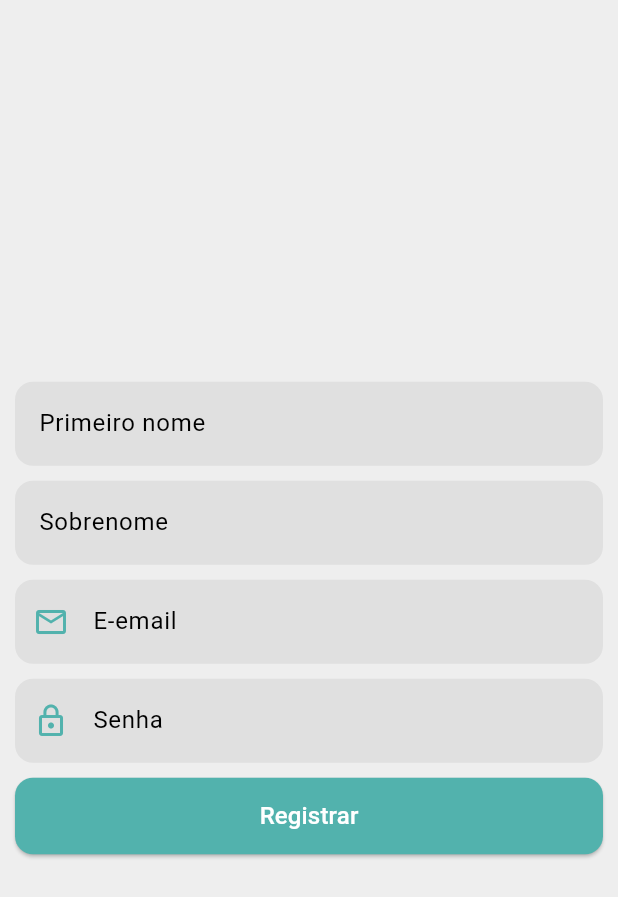
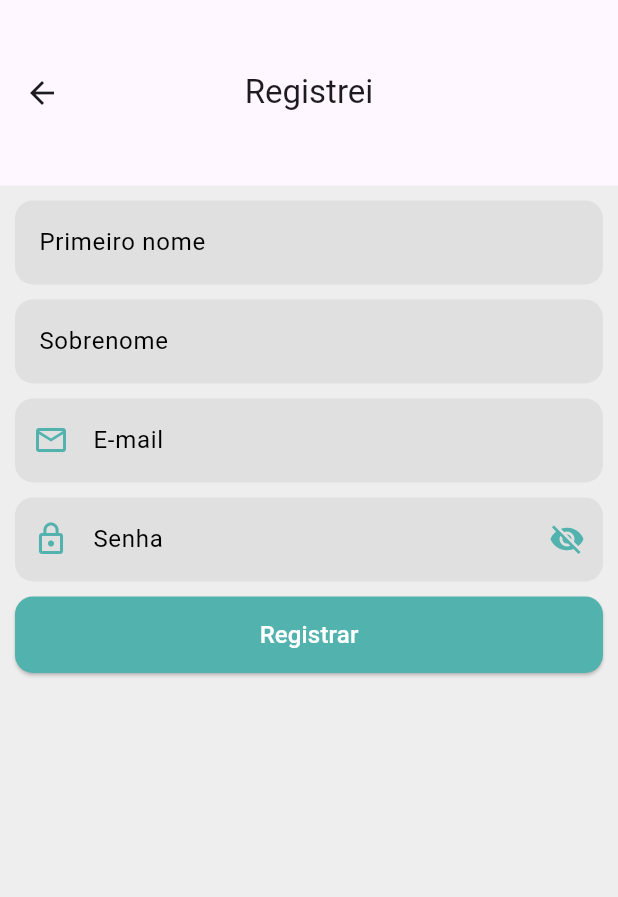
Before and after one commit to MatheusSilveira0402/usuario_teste_pratico, a Flutter app: the screen it shows after launch, after a tap on "Entrar", after a tap on "Cria conta", on a phone screen of 412 x 824 dp. Shown: the top 897 px of the screen. Run offline on Flutter 3.47's test engine with Material 3 defaults, Android fonts, the phone set to English and light mode, and no system bars; our stand-ins replace envied, flutter_modular; network calls fail.

Commit message:
feat: adicionada funcionalidade para mostrar/ocultar texto no input e layout mais moderno fix: corrigido label dos inputs e separada lógica de erros do registro em arquivo novo

```diff
--- a/lib/app/core/utils/auth_error_handler.dart
+++ b/lib/app/core/utils/auth_error_handler.dart
@@ -27,24 +27,3 @@ String getAuthErrorMessage(dynamic error) {
   // Outros erros genéricos
   return 'Erro: ${error.message ?? message}';
 }
-
-/// Retorna uma mensagem amigável para erros do Supabase no fluxo de registro.
-String getRegisterErrorMessage(dynamic error) {
-  if (error == null) {
-    return 'Erro inesperado.';
-  }
-
-  final message = error is Exception
-      ? error.toString().toLowerCase()
-      : error.message?.toString().toLowerCase() ?? error.toString().toLowerCase();
-
-  if (message.contains('email already registered') || message.contains('duplicate key')) {
-    return 'E-mail já cadastrado.';
-  }
-
-  if (message.contains('network')) {
-    return 'Erro de conexão. Verifique sua internet.';
-  }
-
-  return 'Erro inesperado. Por favor, tente novamente.';
-}
--- /dev/null
+++ b/lib/app/core/utils/register_error_handler.dart
@@ -0,0 +1,21 @@
+
+/// Retorna uma mensagem amigável para erros do Supabase no fluxo de registro.
+String getRegisterErrorMessage(dynamic error) {
+  if (error == null) {
+    return 'Erro inesperado.';
+  }
+
+  final message = error is Exception
+      ? error.toString().toLowerCase()
+      : error.message?.toString().toLowerCase() ?? error.toString().toLowerCase();
+
+  if (message.contains('email already registered') || message.contains('duplicate key')) {
+    return 'E-mail já cadastrado.';
+  }
+
+  if (message.contains('network')) {
+    return 'Erro de conexão. Verifique sua internet.';
+  }
+
+  return 'Erro inesperado. Por favor, tente novamente.';
+}
--- a/lib/app/modules/auth/pages/login_page.dart
+++ b/lib/app/modules/auth/pages/login_page.dart
@@ -14,12 +14,10 @@ class LoginPage extends StatefulWidget {
 }
 
 class _LoginPageState extends State<LoginPage> {
-
   final _emailController = TextEditingController();
   final _passwordController = TextEditingController();
   final loginProvider = Modular.get<LoginProvider>();
   final _formKey = GlobalKey<FormState>();
-
 
   /// Função responsável por realizar o login do usuário.
   ///
@@ -54,15 +52,30 @@ class _LoginPageState extends State<LoginPage> {
   @override
   Widget build(BuildContext context) {
     return Scaffold(
-      body: Container(
+      backgroundColor: Colors.grey[500],
+      body: SizedBox(
         width: context.screenWidth,
         height: context.screenHeight,
+        child: Column(
+          mainAxisAlignment: MainAxisAlignment.end,
+          children: [
+            Card(
+              elevation: 4,
+              margin: EdgeInsets.zero,
+              shape: const RoundedRectangleBorder(
+                borderRadius: BorderRadius.only(
+                  topLeft: Radius.circular(20),
+                  topRight: Radius.circular(20),
+                ),
+              ),
+              child: Container(
+                margin: EdgeInsets.only(top: 10),
                 padding: EdgeInsets.all(10),
                 child: Form(
                   key: _formKey,
                   child: Column(
-            spacing: 10.0,
                     mainAxisAlignment: MainAxisAlignment.center,
+                    spacing: 10,
                     children: [
                       CustomTextField(
                         controller: _emailController,
@@ -87,14 +100,25 @@ class _LoginPageState extends State<LoginPage> {
                           return null;
                         },
                       ),
-              CustomButton(text: "Entrar", onPressed: () async {
+                      CustomButton(
+                          text: "Entrar",
+                          onPressed: () async {
                             _login(context);
                           }),
-              TextButton(onPressed: (){
+                      TextButton(
+                          onPressed: () {
                             Modular.to.pushNamed('/register');
-              }, child: Text("Cria conta", style: TextStyle(color: Color(0xFF52B2AD)),))
+                          },
+                          child: Text(
+                            "Cria conta",
+                            style: TextStyle(color: Color(0xFF52B2AD)),
+                          ))
                     ],
                   ),
+                ),
+              ),
+            )
+          ],
         ),
       ),
     );
--- a/lib/app/modules/auth/pages/register_page.dart
+++ b/lib/app/modules/auth/pages/register_page.dart
@@ -1,7 +1,7 @@
 import 'package:flutter/material.dart';
 import 'package:flutter_modular/flutter_modular.dart';
 import 'package:usuario_teste_pratico/app/core/extension_size.dart';
-import 'package:usuario_teste_pratico/app/core/utils/auth_error_handler.dart';
+import 'package:usuario_teste_pratico/app/core/utils/register_error_handler.dart';
 import 'package:usuario_teste_pratico/app/modules/auth/provider/register_provider.dart';
 import 'package:usuario_teste_pratico/app/widgets/custom_button.dart';
 import 'package:usuario_teste_pratico/app/widgets/custom_text_field.dart';
@@ -48,15 +48,24 @@ class _RegisterPageState extends State<RegisterPage> {
   @override
   Widget build(BuildContext context) {
     return Scaffold(
+      appBar: AppBar(
+        toolbarHeight: context.heightPct(0.15),
+        scrolledUnderElevation: 0,
+        elevation: 0,
+        title: const Text("Registrei"),
+        centerTitle: true,
+      ),
       body: Container(
         width: context.screenWidth,
         height: context.screenHeight,
-        padding: EdgeInsets.all(10),
+        padding: EdgeInsets.all(5),
+        child: SingleChildScrollView(
+          padding:EdgeInsets.all(5),
           child: Form(
             key: _formKey,
             child: Column(
               spacing: 10.0,
-            mainAxisAlignment: MainAxisAlignment.center,
+              mainAxisAlignment: MainAxisAlignment.start,
               children: [
                 CustomTextField(
                   controller: _firstNameController,
@@ -80,7 +89,7 @@ class _RegisterPageState extends State<RegisterPage> {
                 ),
                 CustomTextField(
                   controller: _emailController,
-                label: "E-email",
+                  label: "E-mail",
                   icon: Icons.email_outlined,
                   validator: (value) {
                     if (value == null || value.isEmpty) {
@@ -110,6 +119,7 @@ class _RegisterPageState extends State<RegisterPage> {
             ),
           ),
         ),
+      ),
     );
   }
 }
--- a/lib/app/modules/users/pages/users_form_page.dart
+++ b/lib/app/modules/users/pages/users_form_page.dart
@@ -1,7 +1,7 @@
 import 'package:flutter/material.dart';
 import 'package:flutter_modular/flutter_modular.dart';
 import 'package:usuario_teste_pratico/app/core/extension_size.dart';
-import 'package:usuario_teste_pratico/app/core/utils/auth_error_handler.dart';
+import 'package:usuario_teste_pratico/app/core/utils/register_error_handler.dart';
 import 'package:usuario_teste_pratico/app/models/user_model.dart';
 import 'package:usuario_teste_pratico/app/modules/users/provider/users_provider.dart';
 import 'package:usuario_teste_pratico/app/widgets/custom_button.dart';
@@ -71,15 +71,24 @@ class _UsersFormPageState extends State<UsersFormPage> {
   @override
   Widget build(BuildContext context) {
     return Scaffold(
+      appBar: AppBar(
+        toolbarHeight: context.heightPct(0.15),
+        scrolledUnderElevation: 0,
+        elevation: 0,
+        title: const Text("Registrei"),
+        centerTitle: true,
+      ),
       body: Container(
         width: context.screenWidth,
         height: context.screenHeight,
-        padding: EdgeInsets.all(10),
+        padding: EdgeInsets.all(5),
+        child: SingleChildScrollView(
+          padding: EdgeInsets.all(5),
           child: Form(
             key: _formKey,
             child: Column(
               spacing: 10.0,
-            mainAxisAlignment: MainAxisAlignment.center,
+              mainAxisAlignment: MainAxisAlignment.start,
               children: [
                 CustomTextField(
                   controller: _firstNameController,
@@ -103,7 +112,7 @@ class _UsersFormPageState extends State<UsersFormPage> {
                 ),
                 CustomTextField(
                   controller: _emailController,
-                label: "E-email",
+                  label: "E-mail",
                   icon: Icons.email_outlined,
                   validator: (value) {
                     if (value == null || value.isEmpty) {
@@ -133,6 +142,7 @@ class _UsersFormPageState extends State<UsersFormPage> {
             ),
           ),
         ),
+      ),
     );
   }
 }
--- a/lib/app/modules/users/pages/users_page.dart
+++ b/lib/app/modules/users/pages/users_page.dart
@@ -67,7 +67,7 @@ class _UsersPageState extends State<UsersPage> {
             children: [
               CustomTextField(
                 controller: _emailController,
-                label: "E-email",
+                label: "E-mail",
                 icon: Icons.email_outlined,
                 onChanged: (text) async {
                   providerUser.filterUsersByEmail(text);
--- a/lib/app/modules/users/widgets/users_model_delete.dart
+++ b/lib/app/modules/users/widgets/users_model_delete.dart
@@ -3,7 +3,6 @@ import 'package:flutter_modular/flutter_modular.dart';
 import 'package:usuario_teste_pratico/app/core/extension_size.dart';
 import 'package:usuario_teste_pratico/app/models/user_model.dart';
 import 'package:usuario_teste_pratico/app/modules/users/provider/users_provider.dart';
-import 'package:usuario_teste_pratico/app/widgets/custom_button.dart';
 
 class UsersModelDelete extends StatelessWidget {
   final UserModel user;
--- a/lib/app/widgets/custom_text_field.dart
+++ b/lib/app/widgets/custom_text_field.dart
@@ -1,33 +1,16 @@
 import 'package:flutter/material.dart';
 
 /// Um campo de texto customizado com ícone, estilo consistente e suporte a validação.
-///
-/// O `CustomTextField` é um `TextFormField` encapsulado que oferece opções para
-/// configuração do ícone, rótulo, tipo de teclado, modo senha e validador,
-/// mantendo um estilo visual unificado em toda a aplicação.
-class CustomTextField extends StatelessWidget {
-  /// Controlador do texto que permite ler e modificar o conteúdo do campo.
+/// Inclui botão de visibilidade se for um campo de senha.
+class CustomTextField extends StatefulWidget {
   final TextEditingController controller;
-
-  /// Texto exibido como rótulo acima do campo.
   final String label;
-
-  /// Ícone exibido à esquerda do campo de texto (opcional).
   final IconData? icon;
-
-  /// Define se o texto será obscurecido (útil para senhas).
   final bool obscureText;
-
-  /// Define o tipo de teclado (ex: texto, número, e-mail, etc.).
   final TextInputType keyboardType;
-
-  /// Função de validação que retorna uma mensagem de erro ou null.
   final FormFieldValidator<String>? validator;
-
-  /// Função de quando mudar de stato faça algo
   final Future<void> Function(String)? onChanged;
 
-  /// Construtor do campo de texto customizado.
   const CustomTextField({
     super.key,
     required this.controller,
@@ -36,20 +19,48 @@ class CustomTextField extends StatelessWidget {
     this.obscureText = false,
     this.keyboardType = TextInputType.text,
     this.validator,
-    this.onChanged
+    this.onChanged,
   });
+
+  @override
+  State<CustomTextField> createState() => _CustomTextFieldState();
+}
+
+class _CustomTextFieldState extends State<CustomTextField> {
+  late bool _isObscured;
+
+  @override
+  void initState() {
+    super.initState();
+    _isObscured = widget.obscureText;
+  }
+
+  void _toggleVisibility() {
+    setState(() {
+      _isObscured = !_isObscured;
+    });
+  }
 
   @override
   Widget build(BuildContext context) {
     return TextFormField(
-      controller: controller,
-      obscureText: obscureText,
-      keyboardType: keyboardType,
-      validator: validator,
-      onChanged: onChanged,
+      controller: widget.controller,
+      obscureText: _isObscured,
+      keyboardType: widget.keyboardType,
+      validator: widget.validator,
+      onChanged: widget.onChanged,
       decoration: InputDecoration(
-        labelText: label,
-        prefixIcon: icon != null ? Icon(icon) : null,
+        labelText: widget.label,
+        prefixIcon: widget.icon != null ? Icon(widget.icon) : null,
+        suffixIcon: widget.obscureText
+            ? IconButton(
+                icon: Icon(
+                  _isObscured ? Icons.visibility_off : Icons.visibility,
+                  color: const Color(0xFF52B2AD),
+                ),
+                onPressed: _toggleVisibility,
+              )
+            : null,
         border: const OutlineInputBorder(
           borderSide: BorderSide(color: Colors.transparent),
           borderRadius: BorderRadius.all(Radius.circular(12)),
```
Lines whose indentation alone changed are shown as unchanged.
